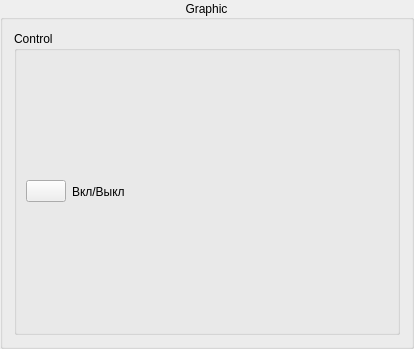
Before: the Qt Designer form oscillographgroupbox.ui in AlexeyVKrasnoperov/RedPitayaControl, drawn with Qt 5.
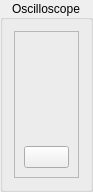
After: the same form once the commit is applied. Icons and pictures are not drawn.

What changed in the file:
```diff
--- a/oscillographgroupbox.ui
+++ b/oscillographgroupbox.ui
@@ -6,26 +6,42 @@
    <rect>
     <x>0</x>
     <y>0</y>
-    <width>414</width>
-    <height>349</height>
+    <width>93</width>
+    <height>192</height>
    </rect>
   </property>
   <property name="windowTitle">
    <string>GroupBox</string>
   </property>
   <property name="title">
-   <string>Graphic</string>
+   <string>Oscilloscope</string>
   </property>
   <property name="alignment">
    <set>Qt::AlignCenter</set>
   </property>
-  <layout class="QVBoxLayout" name="verticalLayout">
+  <layout class="QHBoxLayout" name="horizontalLayout">
    <item>
-    <widget class="QGroupBox" name="groupBoxControl">
-     <property name="title">
-      <string>Control</string>
+    <widget class="QFrame" name="frame">
+     <property name="frameShape">
+      <enum>QFrame::StyledPanel</enum>
      </property>
-     <layout class="QHBoxLayout" name="horizontalLayout">
+     <property name="frameShadow">
+      <enum>QFrame::Raised</enum>
+     </property>
+     <layout class="QVBoxLayout" name="verticalLayoutControl">
+      <item>
+       <spacer name="verticalSpacer">
+        <property name="orientation">
+         <enum>Qt::Vertical</enum>
+        </property>
+        <property name="sizeHint" stdset="0">
+         <size>
+          <width>20</width>
+          <height>40</height>
+         </size>
+        </property>
+       </spacer>
+      </item>
       <item>
        <widget class="QPushButton" name="pushButtonAcq">
         <property name="text">
@@ -40,26 +56,6 @@
         </property>
        </widget>
       </item>
-      <item>
-       <widget class="QLabel" name="label">
-        <property name="text">
-         <string>Вкл/Выкл</string>
-        </property>
-       </widget>
-      </item>
-      <item>
-       <spacer name="horizontalSpacer">
-        <property name="orientation">
-         <enum>Qt::Horizontal</enum>
-        </property>
-        <property name="sizeHint" stdset="0">
-         <size>
-          <width>40</width>
-          <height>20</height>
-         </size>
-        </property>
-       </spacer>
-      </item>
      </layout>
     </widget>
    </item>
```
Left out of the diff: 3 changed lines with no effect on the pictures.
